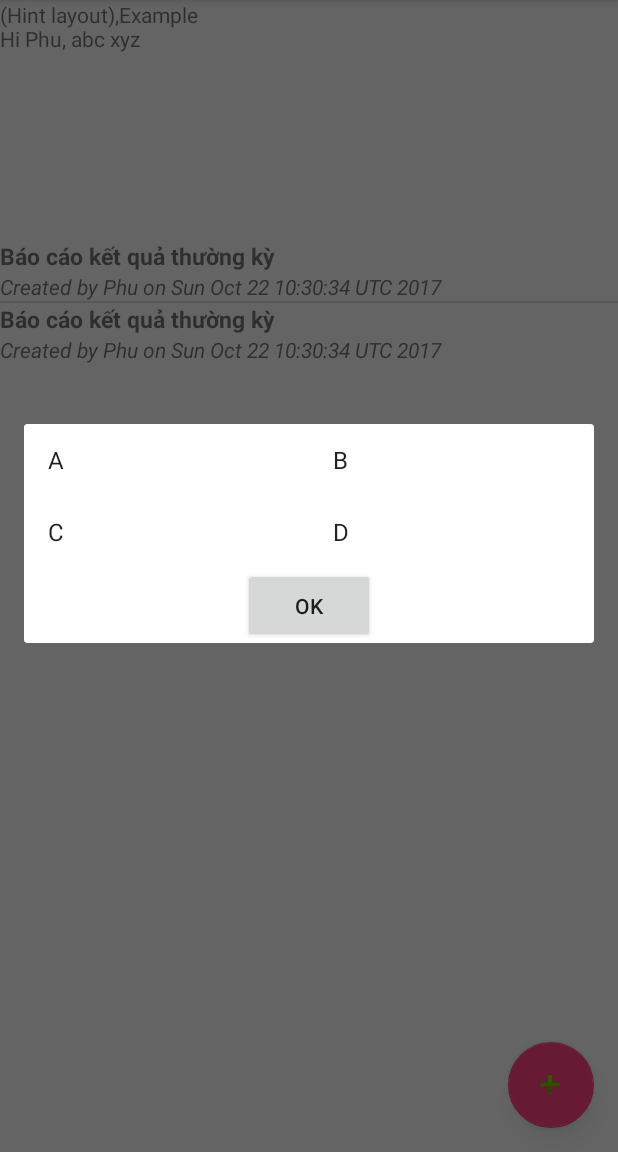
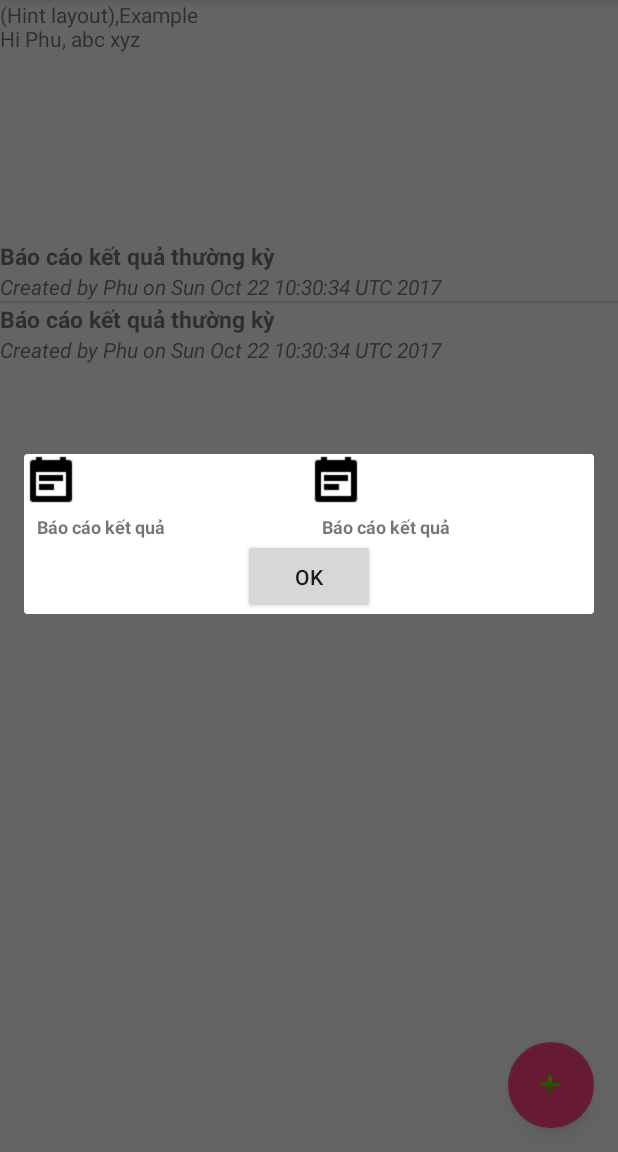
Before and after one commit to lazykitty267/LVTN, an Android app: the fragment ReportActivity shown on its own in the app's theme, after a tap on an icon or button, on a phone screen of 412 x 824 dp, the part 84-1236 px from its top. Run offline under Robolectric (Android 15) with nearby library versions, the phone set to English and light mode, and no system bars.

```diff
--- a/app/src/main/java/bk/lvtn/ReportActivity.java
+++ b/app/src/main/java/bk/lvtn/ReportActivity.java
@@ -23,6 +23,8 @@ import bk.lvtn.data.DataRow;
 import bk.lvtn.form.Form;
 import bk.lvtn.fragment_adapter.Report;
 import bk.lvtn.fragment_adapter.ReportAdapter;
+import bk.lvtn.fragment_adapter.Template;
+import bk.lvtn.fragment_adapter.TemplateAdapter;
 
 /**
  * A simple {@link Fragment} subclass.
@@ -63,9 +65,20 @@ public class ReportActivity extends Fragment {
                 Dialog dialog = new Dialog(getActivity());
                 dialog.setContentView(R.layout.list_template_dialog);
                 GridView lv = (GridView ) dialog.findViewById(R.id.list_template_d);
-                String names[] ={"A","B","C","D"};
-                ArrayAdapter<String> adapter = new ArrayAdapter<String>(getActivity(),android.R.layout.simple_list_item_1,names);
+                ArrayList<Template> arrTp = new ArrayList<Template>();
+
+
+
+                TemplateAdapter adapter = new TemplateAdapter(getActivity(),arrTp,R.layout.item_inlist_template);
                 lv.setAdapter(adapter);
+
+                Template test = new Template();
+                test.setTp_name("Báo cáo kết quả");
+                test.setImag_src(R.drawable.ic_note_black_24dp);
+                arrTp.add(test);
+                arrTp.add(test);
+                adapter.notifyDataSetChanged();
+
                 dialog.setCancelable(true);
                 dialog.setTitle("ListView");
                 dialog.show();
--- a/app/src/main/java/bk/lvtn/TemplateActivity.java
+++ b/app/src/main/java/bk/lvtn/TemplateActivity.java
@@ -33,7 +33,7 @@ public class TemplateActivity extends Fragment {
         // Inflate the layout for this fragment
         View view = inflater.inflate(R.layout.fragment_template, container, false);
         GridView gridView = (GridView)view.findViewById(R.id.gridview);
-        adapter = new TemplateAdapter(getActivity(), arrTp);
+        adapter = new TemplateAdapter(getActivity(), arrTp,R.layout.item_inlist_template);
         gridView.setAdapter(adapter);
 
         // Test gridview
--- a/app/src/main/java/bk/lvtn/fragment_adapter/TemplateAdapter.java
+++ b/app/src/main/java/bk/lvtn/fragment_adapter/TemplateAdapter.java
@@ -8,6 +8,7 @@ import android.content.Context;
 import android.view.LayoutInflater;
 import android.view.View;
 import android.view.ViewGroup;
+import android.widget.ArrayAdapter;
 import android.widget.BaseAdapter;
 import android.widget.ImageView;
 import android.widget.TextView;
@@ -16,14 +17,17 @@ import java.util.ArrayList;
 
 import bk.lvtn.R;
 
-public class TemplateAdapter extends BaseAdapter {
+public class TemplateAdapter extends ArrayAdapter<Template> {
 
     Context mContext;
     ArrayList<Template> listTemplate;
+    int resID;
 
-    public TemplateAdapter(Context context, ArrayList<Template> listTemplate) {
+    public TemplateAdapter(Context context, ArrayList<Template> listTemplate, int resID) {
+        super(context,resID,listTemplate);
         this.mContext = context;
         this.listTemplate = listTemplate;
+        this.resID = resID;
     }
 
 
@@ -41,7 +45,7 @@ public class TemplateAdapter extends BaseAdapter {
 
     // 4
     @Override
-    public Object getItem(int position) {
+    public Template getItem(int position) {
         return null;
     }
     @Override
@@ -52,7 +56,7 @@ public class TemplateAdapter extends BaseAdapter {
         // 2
         if (convertView == null) {
             final LayoutInflater layoutInflater = LayoutInflater.from(mContext);
-            convertView = layoutInflater.inflate(R.layout.item_inlist_template, null);
+            convertView = layoutInflater.inflate(resID, null);
         }
 
         // 3
```
